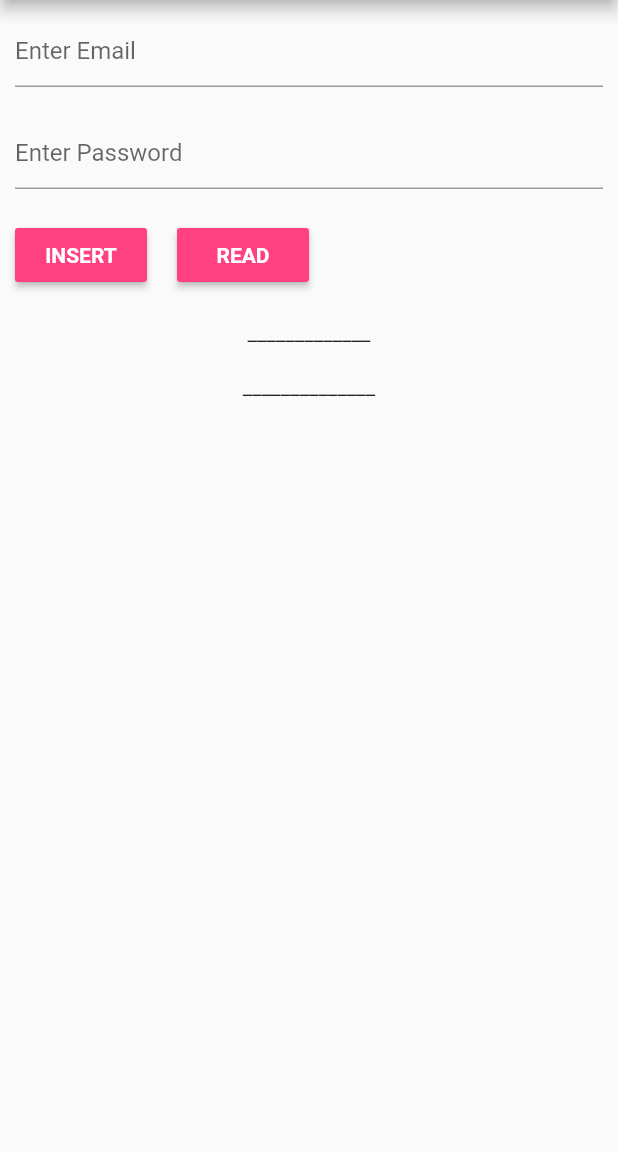
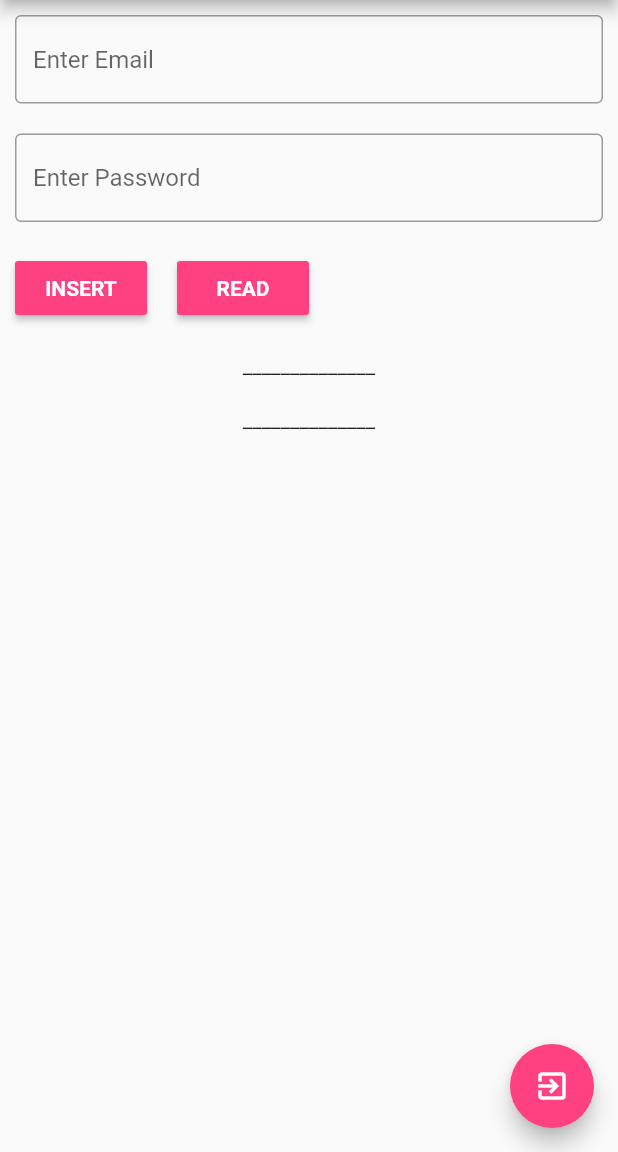
Before and after one commit to AnithaGKrishnegowda/Flutter-Storage-Methods-Example, a Flutter app: the screen it shows after launch, on a phone screen of 412 x 824 dp, the part 84-1236 px from its top. Run offline on Flutter 3.47's test engine with Material 2 defaults, Android fonts, the phone set to English and light mode, and no system bars; our stand-ins replace shared_preferences.

Commit message:
Updated Storage example

```diff
--- a/lib/main.dart
+++ b/lib/main.dart
@@ -31,7 +31,7 @@ class _MyState extends State<StatefulWidget> {
 
   TextEditingController te1 = new TextEditingController();
   TextEditingController te2 = new TextEditingController();
-  String email = "_____________";
+  String email = "______________";
   String password = "______________";
 
   @override
@@ -56,12 +56,19 @@ class _MyState extends State<StatefulWidget> {
                 children: <Widget>[
                   new TextFormField(
                     controller: te1,
-                    decoration: InputDecoration(hintText: "Enter Email"),
+                    keyboardType: TextInputType.emailAddress,
+                    decoration: InputDecoration(
+                      hintText: "Enter Email",
+                      border: OutlineInputBorder(),
+                    ),
                   ),
                   Padding(padding: EdgeInsets.only(top: 20)),
                   new TextFormField(
                     controller: te2,
-                    decoration: InputDecoration(hintText: "Enter Password"),
+                    keyboardType: TextInputType.visiblePassword,
+                    decoration: InputDecoration(
+                        hintText: "Enter Password",
+                        border: OutlineInputBorder()),
                   ),
                   Padding(padding: EdgeInsets.only(top: 20)),
                   new Row(
@@ -112,6 +119,14 @@ class _MyState extends State<StatefulWidget> {
             ),
           ),
         ),
+        floatingActionButton: FloatingActionButton(
+          onPressed: null,
+          backgroundColor: Colors.pinkAccent,
+          child: new Icon(
+            Icons.exit_to_app,
+            color: Colors.white,
+          ),
+        ),
       ),
     );
   }
```
